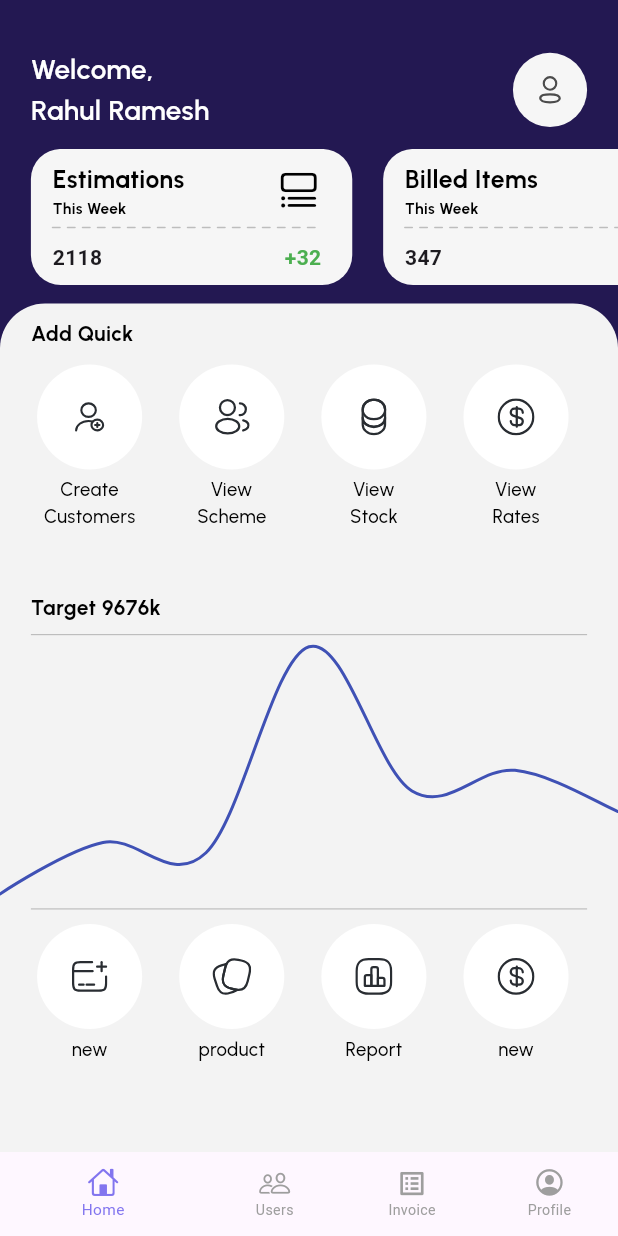
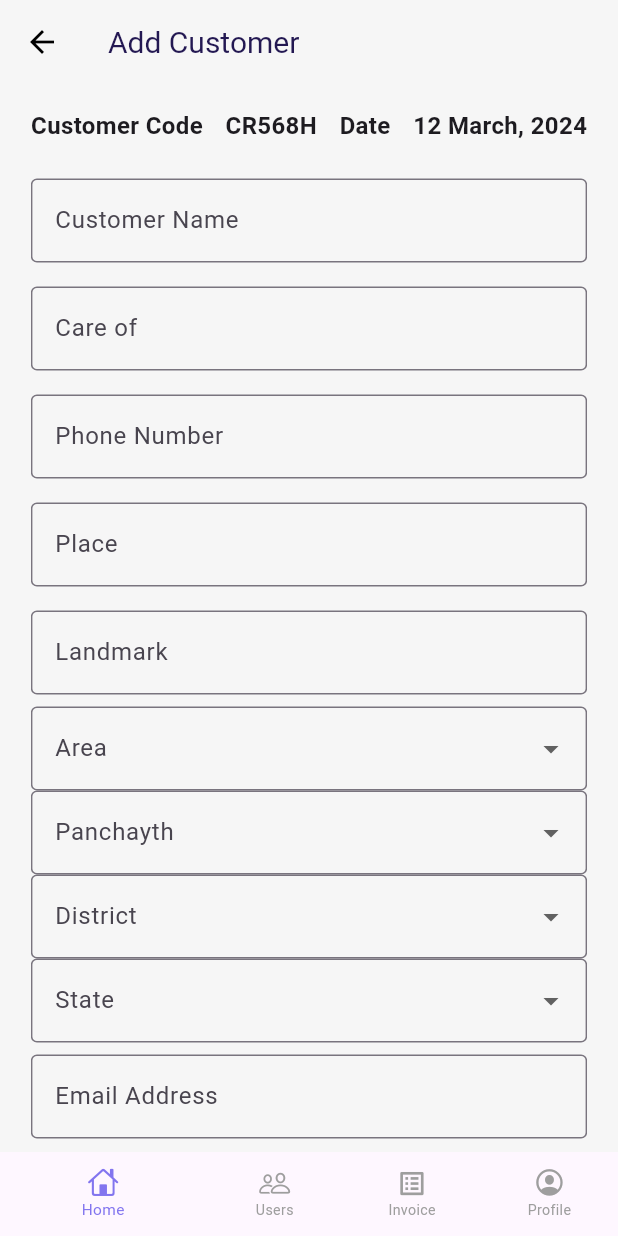
Before and after one commit to gaseer/billgram, a Flutter app: the screen it shows after launch, on a phone screen of 412 x 824 dp. Run offline on Flutter 3.47's test engine with Material 3 defaults, Android fonts, the phone set to English and light mode, and no system bars; drawn by our look-alikes of fl_chart; our stand-ins replace dio, flutter_svg, fpdart, hooks_riverpod.

Commit message:
customer creation screen

```diff
--- a/lib/features/home/screens/home_screen.dart
+++ b/lib/features/home/screens/home_screen.dart
@@ -1,7 +1,8 @@
+import 'package:billgram/core/navigation_service.dart';
+import 'package:billgram/features/users/customer/screens/addCustomer_screen.dart';
 import 'package:fl_chart/fl_chart.dart';
-import 'package:flutter/cupertino.dart';
 import 'package:flutter/material.dart';
-import 'package:flutter/widgets.dart';
+
 import 'package:flutter_svg/svg.dart';
 
 import '../../../core/theme/theme.dart';
@@ -73,7 +74,7 @@ class HomeScreen extends StatelessWidget {
                             color: Colors.black, fontWeight: FontWeight.w700),
                       ),
                     ),
-                    addQuickSection(w),
+                    addQuickSection(w, context),
                     Padding(
                       padding: EdgeInsets.only(
                         left: w * .05,
@@ -139,13 +140,17 @@ class HomeScreen extends StatelessWidget {
     );
   }
 
-  Row addQuickSection(double w) {
+  Row addQuickSection(double w, BuildContext context) {
     return Row(
       children: [
-        CustomCircleCard(
-            title: 'Create\nCustomers',
-            w: w,
-            iconPath: 'assets/icons/addCust.svg'),
+        // InkWell(
+        //   onTap: NavigationService.navigateToScreen(
+        //       context: context, screen: matAddCustomerPage()),
+        //   child: CustomCircleCard(
+        //       title: 'Create\nCustomers',
+        //       w: w,
+        //       iconPath: 'assets/icons/addCust.svg'),
+        // ),
         CustomCircleCard(
           title: 'View\nScheme',
           w: w,
--- a/lib/features/home/screens/mainBottomNav_screen.dart
+++ b/lib/features/home/screens/mainBottomNav_screen.dart
@@ -1,5 +1,6 @@
 import 'package:billgram/features/invoice/invoice_screen.dart';
 import 'package:billgram/features/profile/profile_screen.dart';
+import 'package:billgram/features/users/customer/screens/addCustomer_screen.dart';
 import 'package:billgram/features/users/users_screen.dart';
 import 'package:flutter/cupertino.dart';
 import 'package:flutter/material.dart';
@@ -17,7 +18,7 @@ class MainBottomNav extends StatefulWidget {
 
 class _MainBottomNavState extends State<MainBottomNav> {
   final List<Widget> _screens = [
-    const HomeScreen(),
+    AddCustomerPage(),
     UsersScreen(),
     InvoiceScreen(),
     const ProfileScreen()
--- /dev/null
+++ b/lib/features/users/customer/screens/addCustomer_screen.dart
@@ -0,0 +1,170 @@
+import 'package:flutter/material.dart';
+
+class AddCustomerPage extends StatelessWidget {
+  AddCustomerPage({super.key});
+
+  final customerNameController = TextEditingController();
+  final careOfController = TextEditingController();
+  final phoneNumberController = TextEditingController();
+  final placeController = TextEditingController();
+  final landmarkController = TextEditingController();
+  final emailController = TextEditingController();
+  final panNumberController = TextEditingController();
+
+  @override
+  Widget build(BuildContext context) {
+    final mediaQuery = MediaQuery.of(context);
+    final screenWidth = mediaQuery.size.width;
+
+    return Scaffold(
+      appBar: AppBar(
+        title: Text('Add Customer'),
+        leading: IconButton(
+          icon: Icon(Icons.arrow_back),
+          onPressed: () {},
+        ),
+      ),
+      body: Padding(
+        padding: EdgeInsets.symmetric(horizontal: screenWidth * 0.05),
+        child: SingleChildScrollView(
+          child: Column(
+            crossAxisAlignment: CrossAxisAlignment.start,
+            children: [
+              SizedBox(height: 16),
+              Row(
+                mainAxisAlignment: MainAxisAlignment.spaceBetween,
+                children: [
+                  Text(
+                    'Customer Code',
+                    style: TextStyle(fontSize: 16, fontWeight: FontWeight.bold),
+                  ),
+                  Text(
+                    'CR568H',
+                    style: TextStyle(fontSize: 16, fontWeight: FontWeight.bold),
+                  ),
+                  Text(
+                    'Date',
+                    style: TextStyle(fontSize: 16, fontWeight: FontWeight.bold),
+                  ),
+                  Text(
+                    '12 March, 2024',
+                    style: TextStyle(fontSize: 16, fontWeight: FontWeight.bold),
+                  ),
+                ],
+              ),
+              SizedBox(height: 16),
+              CustomTextFormField(
+                label: 'Customer Name',
+                controller: customerNameController,
+              ),
+              CustomTextFormField(
+                label: 'Care of',
+                controller: careOfController,
+              ),
+              CustomTextFormField(
+                label: 'Phone Number',
+                controller: phoneNumberController,
+              ),
+              CustomTextFormField(
+                label: 'Place',
+                controller: placeController,
+              ),
+              CustomTextFormField(
+                label: 'Landmark',
+                controller: landmarkController,
+              ),
+              DropdownButtonFormField<String>(
+                items: [
+                  DropdownMenuItem(value: 'Area1', child: Text('Area1')),
+                  DropdownMenuItem(value: 'Area2', child: Text('Area2')),
+                ],
+                onChanged: (value) {},
+                decoration: InputDecoration(
+                  labelText: 'Area',
+                  border: OutlineInputBorder(),
+                ),
+              ),
+              DropdownButtonFormField<String>(
+                items: [
+                  DropdownMenuItem(
+                      value: 'Panchayth1', child: Text('Panchayth1')),
+                  DropdownMenuItem(
+                      value: 'Panchayth2', child: Text('Panchayth2')),
+                ],
+                onChanged: (value) {},
+                decoration: InputDecoration(
+                  labelText: 'Panchayth',
+                  border: OutlineInputBorder(),
+                ),
+              ),
+              DropdownButtonFormField<String>(
+                items: [
+                  DropdownMenuItem(
+                      value: 'District1', child: Text('District1')),
+                  DropdownMenuItem(
+                      value: 'District2', child: Text('District2')),
+                ],
+                onChanged: (value) {},
+                decoration: InputDecoration(
+                  labelText: 'District',
+                  border: OutlineInputBorder(),
+                ),
+              ),
+              DropdownButtonFormField<String>(
+                items: [
+                  DropdownMenuItem(value: 'State1', child: Text('State1')),
+                  DropdownMenuItem(value: 'State2', child: Text('State2')),
+                ],
+                onChanged: (value) {},
+                decoration: InputDecoration(
+                  labelText: 'State',
+                  border: OutlineInputBorder(),
+                ),
+              ),
+              CustomTextFormField(
+                label: 'Email Address',
+                controller: emailController,
+              ),
+              CustomTextFormField(
+                label: 'Pan Number',
+                controller: panNumberController,
+              ),
+              SizedBox(height: 20),
+              Center(
+                child: ElevatedButton(
+                  onPressed: () {
+                    // Submit action
+                  },
+                  child: Text('Create Customer'),
+                ),
+              ),
+            ],
+          ),
+        ),
+      ),
+    );
+  }
+}
+
+class CustomTextFormField extends StatelessWidget {
+  final String label;
+  final TextEditingController controller;
+
+  const CustomTextFormField(
+      {Key? key, required this.label, required this.controller})
+      : super(key: key);
+
+  @override
+  Widget build(BuildContext context) {
+    return Padding(
+      padding: const EdgeInsets.symmetric(vertical: 8.0),
+      child: TextFormField(
+        controller: controller,
+        decoration: InputDecoration(
+          labelText: label,
+          border: OutlineInputBorder(),
+        ),
+      ),
+    );
+  }
+}
```
Also changed, not shown: assets/icons/staticProfile.png (added).
